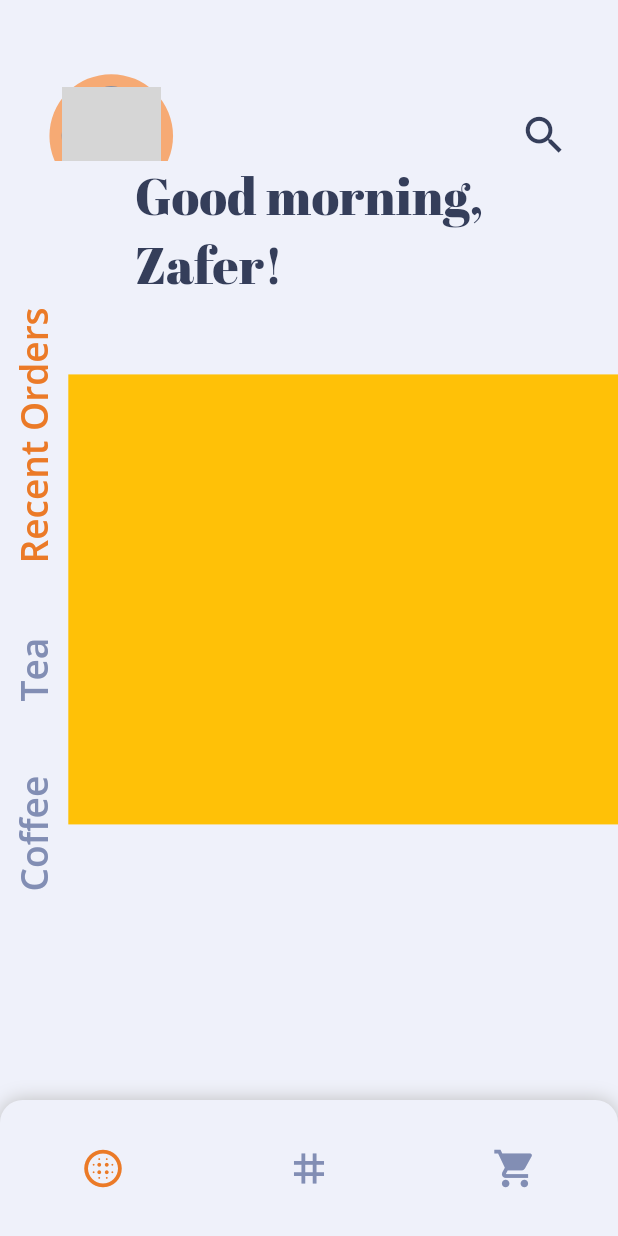
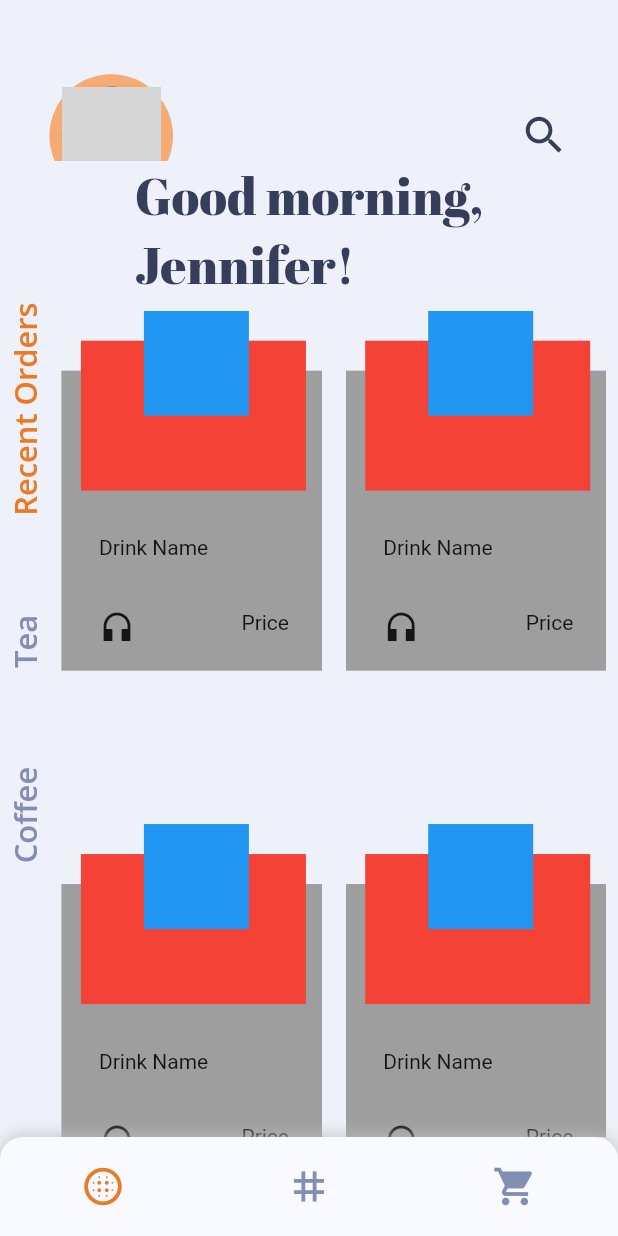
Before and after one commit to caliskanzafer/CoffeeShop, a Flutter app: the screen it shows after launch, on a phone screen of 412 x 824 dp. Run offline on Flutter 3.47's test engine with Material 2 defaults, Android fonts, the phone set to English and light mode, and no system bars; network calls fail; grey boxes are pictures that could not be loaded.

Commit message:
Home page icerik taslagi olusturuldu

```diff
--- /dev/null
+++ b/lib/components/home/message_text.dart
@@ -0,0 +1,15 @@
+import 'package:flutter/material.dart';
+import 'package:coffee_shop/constants/text_style_constant.dart';
+
+class CustomMessageText extends StatelessWidget {
+  final String message;
+
+  const CustomMessageText({Key key, this.message}) : super(key: key);
+  @override
+  Widget build(BuildContext context) {
+    return Text(
+      '$message',
+      style: context.baslik,
+    );
+  }
+}
--- a/lib/constants/text_style_constant.dart
+++ b/lib/constants/text_style_constant.dart
@@ -14,5 +14,5 @@ extension TextStyleExtension on BuildContext {
           ? ColorConstant().menuEnableColor
           : ColorConstant().menuDisableColor,
       fontFamily: 'OpenSans',
-      fontSize: this.dynamicSize(0.03));
+      fontSize: this.dynamicSize(0.025));
 }
--- a/lib/view/home/home_view.dart
+++ b/lib/view/home/home_view.dart
@@ -1,7 +1,6 @@
-import 'dart:math';
-
 import 'package:coffee_shop/components/appBar/profile_photo.dart';
 import 'package:coffee_shop/components/appBar/search_button.dart';
+import 'package:coffee_shop/components/home/message_text.dart';
 import 'package:coffee_shop/components/home/sized_box.dart';
 import 'package:coffee_shop/constants/color_constant.dart';
 import 'package:coffee_shop/constants/text_style_constant.dart';
@@ -19,68 +18,126 @@ class _HomeViewState extends State<HomeView> {
   var _currentCategoryIndex = Categories.RECENT_ORDER;
   @override
   Widget build(BuildContext context) {
+    final double itemHeight =
+        (MediaQuery.of(context).size.height - kToolbarHeight - 24) / 2;
+    final double itemWidth = MediaQuery.of(context).size.width / 2;
     return Scaffold(
       backgroundColor: ColorConstant().backgroundColor,
       appBar: _appBar(context),
       body: Column(
         children: [
-          Column(
-            crossAxisAlignment: CrossAxisAlignment.start,
+          _wellcomeMessage(),
+          Expanded(
+            child: Row(
               children: [
-              Text(
-                'Good morning,',
-                style: context.baslik,
+                _leftCategories(context),
+                Expanded(
+                  child: GridView.builder(
+                    gridDelegate: SliverGridDelegateWithFixedCrossAxisCount(
+                      crossAxisCount: 2,
+                      childAspectRatio: (itemWidth / itemHeight),
                     ),
-              Text(
-                'Zafer!',
-                style: context.baslik,
+                    shrinkWrap: false,
+                    itemBuilder: (context, index) {
+                      return Padding(
+                        padding: const EdgeInsets.all(8.0),
+                        child: Stack(
+                          children: [
+                            Positioned(
+                              top: 40,
+                              child: Container(
+                                color: Colors.grey,
+                                width: 200,
+                                height: 200,
+                              ),
+                            ),
+                            Positioned(
+                              left: 13,
+                              top: 20,
+                              child: Container(
+                                width: 150,
+                                height: 100,
+                                color: Colors.red,
+                              ),
+                            ),
+                            Positioned(
+                              left: 55,
+                              child: Container(
+                                width: 70,
+                                height: 70,
+                                color: Colors.blue,
+                              ),
+                            ),
+                            Positioned(
+                              top: 150,
+                              left: 25,
+                              child: Text('Drink Name'),
+                            ),
+                            Positioned(
+                              top: 200,
+                              left: 25,
+                              child: Icon(Icons.headset_sharp),
+                            ),
+                            Positioned(
+                              top: 200,
+                              left: 120,
+                              child: Text('Price'),
                             ),
                           ],
                         ),
-          Row(
-            children: [
-              Padding(
-                padding: EdgeInsets.all(context.dynamicSize(0.007)),
+                      );
+                    },
+                    itemCount: 16,
+                  ),
+                ),
+              ],
+            ),
+          )
+        ],
+      ),
+      bottomNavigationBar: navBarMenu(context),
+    );
+  }
+
+  Padding _leftCategories(BuildContext context) {
+    return Padding(
+      padding: EdgeInsets.all(context.dynamicSize(0.003)),
       child: Column(
         children: [
           _categoriesBox(
               'Recent Orders',
-                        _currentCategoryIndex == Categories.RECENT_ORDER
-                            ? true
-                            : false,
+              _currentCategoryIndex == Categories.RECENT_ORDER ? true : false,
               Categories.RECENT_ORDER),
           CustomSizedBox(
-                      height: 0.06,
+            height: 0.08,
           ),
           _categoriesBox(
               'Tea',
               _currentCategoryIndex == Categories.TEA ? true : false,
               Categories.TEA),
           CustomSizedBox(
-                      height: 0.06,
+            height: 0.08,
           ),
           _categoriesBox(
               'Coffee',
-                        _currentCategoryIndex == Categories.COFFEE
-                            ? true
-                            : false,
+              _currentCategoryIndex == Categories.COFFEE ? true : false,
               Categories.COFFEE),
         ],
       ),
+    );
+  }
+
+  Column _wellcomeMessage() {
+    return Column(
+      crossAxisAlignment: CrossAxisAlignment.start,
+      children: [
+        CustomMessageText(
+          message: 'Good morning,',
         ),
-              Expanded(
-                flex: 10,
-                child: Container(
-                  color: Colors.amber,
-                  width: double.infinity,
-                  height: 300,
-                ),
+        CustomMessageText(
+          message: 'Jennifer!',
         ),
       ],
-          )
-        ],
-      ),
-      bottomNavigationBar: navBarMenu(context),
     );
   }
 
@@ -102,7 +159,7 @@ class _HomeViewState extends State<HomeView> {
 
   Container navBarMenu(BuildContext context) {
     return Container(
-      height: context.dynamicHeight(0.11),
+      height: context.dynamicHeight(0.08),
       decoration: BoxDecoration(
         boxShadow: [
           BoxShadow(
@@ -110,7 +167,7 @@ class _HomeViewState extends State<HomeView> {
             blurRadius: 10,
           )
         ],
-        color: ColorConstant().backgroundColor,
+        color: ColorConstant().menuColor,
         borderRadius: BorderRadius.only(
           topLeft: Radius.circular(15),
           topRight: Radius.circular(15),
```
Lines whose indentation alone changed are shown as unchanged.
